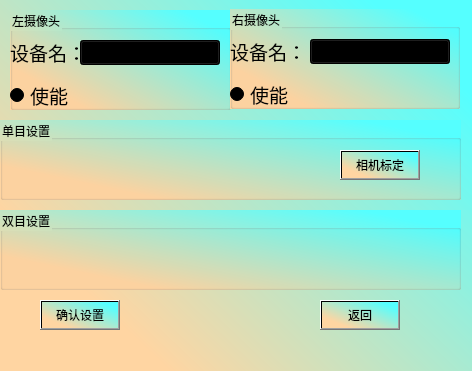
The window that camerasetting_dialog.ui (SWX-TJ/RobotVisionClient) describes before a commit, drawn with Qt 5.
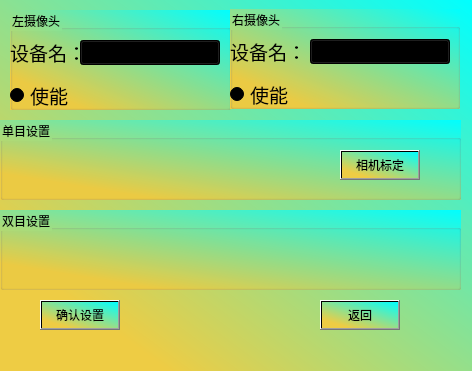
The same window after the commit.

Commit message: modify the software color.

The edit to the form file:
```diff
--- a/camerasetting_dialog.ui
+++ b/camerasetting_dialog.ui
@@ -14,7 +14,7 @@
    <string>Dialog</string>
   </property>
   <property name="styleSheet">
-   <string notr="true">background-color: qlineargradient(spread:pad, x1:0.943, y1:0.193182, x2:0.187, y2:0.818182, stop:0 rgba(85, 255, 255, 255), stop:0.982955 rgba(255, 213, 162, 255));
+   <string notr="true">background-color: qlineargradient(spread:pad, x1:0.199, y1:0.852273, x2:1, y2:0, stop:0 rgba(238, 204, 68, 255), stop:1 rgba(0, 255, 255, 255));
 font: 14pt &quot;华文新魏&quot;;</string>
   </property>
   <widget class="QGroupBox" name="Left_CameraGroup">
```
The commit also changes 9 other files.
